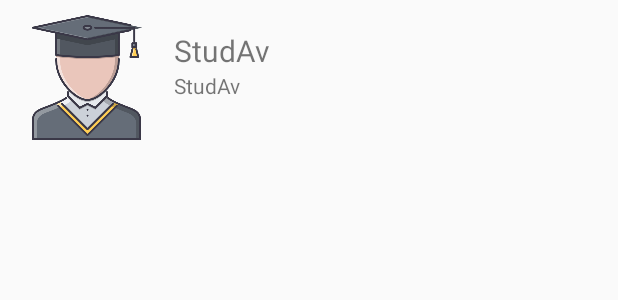
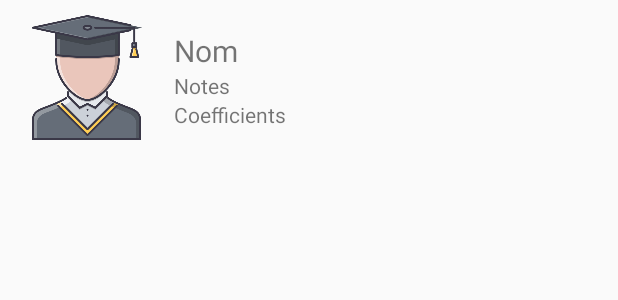
Before and after one commit to Weefle/StudAv, an Android app: the layout adapter_item.xml on its own in the app's theme, with its tools: preview values and no code run, on a phone screen of 412 x 824 dp. Shown: the top 300 px of the screen. Run offline under Robolectric (Android 15) with nearby library versions, the phone set to English and light mode, and no system bars.

Commit message:
One more update, maybe?

```diff
--- a/app/src/main/res/layout/adapter_item.xml
+++ b/app/src/main/res/layout/adapter_item.xml
@@ -29,6 +29,13 @@
             android:layout_height="wrap_content"
             android:layout_below="@id/item_name"/>
 
+        <TextView
+            android:text="@string/item_default_coeffs"
+            android:id="@+id/item_coeffs"
+            android:layout_width="wrap_content"
+            android:layout_height="wrap_content"
+            android:layout_below="@+id/item_price"/>
+
     </RelativeLayout>
 
 
--- a/app/src/main/res/values/strings.xml
+++ b/app/src/main/res/values/strings.xml
@@ -1,12 +1,13 @@
 <resources>
     <string name="app_name">StudAv</string>
-    <string name="text">null</string>
-    <string name="item_default_name">StudAv</string>
-    <string name="item_default_price">StudAv</string>
+    <string name="item_default_price">Notes</string>
     <string name="button1">Ajouter élève</string>
     <string name="button2">Supprimer tout les élèves</string>
     <string name="button3">Liste des élèves</string>
     <string name="editText">Nom</string>
     <string name="editText2">Note</string>
     <string name="editText3">Coefficient</string>
+    <string name="item_default_coeffs">Coefficients</string>
+    <string name="item_default_name">Nom</string>
+
 </resources>
```
Also changed, not shown: app/src/main/java/fr/weefle/studav/EleveAdapter.java (+5 -2 lines).
